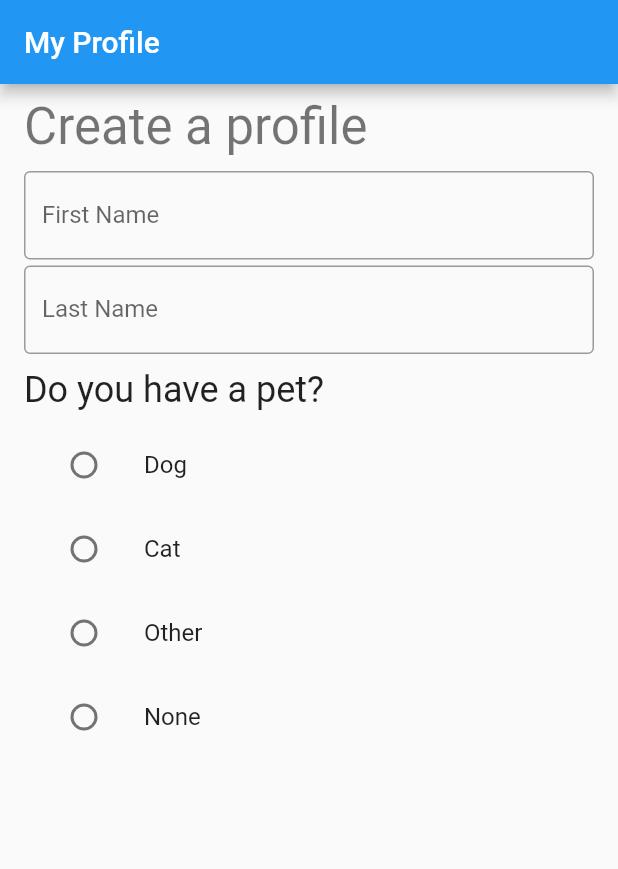
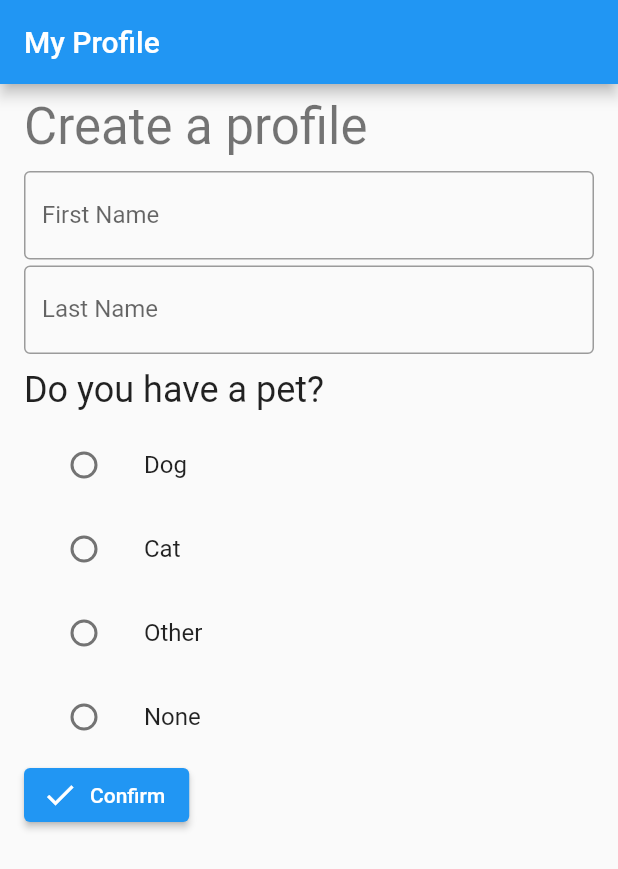
Before and after one commit to songyang-dev/vanier-mobile-interactive-widgets, a Flutter app: the screen it shows after launch, on a phone screen of 412 x 824 dp. Shown: the top 869 px of the screen. Run offline on Flutter 3.47's test engine with Material 2 defaults, Android fonts, the phone set to English and light mode, and no system bars.

```diff
--- a/lib/home/home.dart
+++ b/lib/home/home.dart
@@ -1,5 +1,6 @@
 import 'package:flutter/material.dart';
 
+import '../services/profile_info.dart';
 import 'name.dart';
 import 'pet.dart';
 
@@ -10,23 +11,17 @@ class HomeScreen extends StatelessWidget {
   Widget build(BuildContext context) {
     return Scaffold(
       appBar: AppBar(title: const Text('My Profile')),
-      body: const PersonalForm(),
+      body: PersonalForm(),
     );
   }
 }
 
-class PersonalForm extends StatefulWidget {
-  const PersonalForm({
+class PersonalForm extends StatelessWidget {
+  PersonalForm({
     super.key,
   });
 
-  @override
-  State<PersonalForm> createState() => _PersonalFormState();
-}
-
-class _PersonalFormState extends State<PersonalForm> {
-  final _firstNameController = TextEditingController();
-  final _lastNameController = TextEditingController();
+  final profileInfo = ProfileInfo();
 
   @override
   Widget build(BuildContext context) {
@@ -46,9 +41,7 @@ class _PersonalFormState extends State<PersonalForm> {
                     style: Theme.of(context).textTheme.headlineMedium,
                   ),
                 ),
-                NameFields(
-                    firstNameController: _firstNameController,
-                    lastNameController: _lastNameController),
+                NameFields(profileInfo: profileInfo),
                 Padding(
                   padding: const EdgeInsets.symmetric(vertical: 8.0),
                   child: Text(
@@ -56,7 +49,19 @@ class _PersonalFormState extends State<PersonalForm> {
                     style: Theme.of(context).textTheme.headlineSmall,
                   ),
                 ),
-                const PetChoices(),
+                PetChoices(
+                  profileInfo: profileInfo,
+                ),
+                ElevatedButton.icon(
+                  onPressed: () {
+                    // check if the profile info is properly received
+                    debugPrint(profileInfo.firstName);
+                    debugPrint(profileInfo.lastName);
+                    debugPrint(profileInfo.pet?.name);
+                  },
+                  icon: const Icon(Icons.check),
+                  label: const Text("Confirm"),
+                )
               ],
             ),
           ],
--- a/lib/home/name.dart
+++ b/lib/home/name.dart
@@ -1,16 +1,29 @@
 import 'package:flutter/material.dart';
+
+import '../services/profile_info.dart';
 import '../shared/shared.dart';
 
-class NameFields extends StatelessWidget {
+class NameFields extends StatefulWidget {
   const NameFields({
     super.key,
-    required TextEditingController firstNameController,
-    required TextEditingController lastNameController,
-  })  : _firstNameController = firstNameController,
-        _lastNameController = lastNameController;
+    required this.profileInfo,
+  });
 
-  final TextEditingController _firstNameController;
-  final TextEditingController _lastNameController;
+  final ProfileInfo profileInfo;
+
+  @override
+  State<NameFields> createState() => _NameFieldsState();
+}
+
+class _NameFieldsState extends State<NameFields> {
+  final TextEditingController _firstNameController = TextEditingController();
+  final TextEditingController _lastNameController = TextEditingController();
+
+  void _submitData() {
+    widget.profileInfo.firstName = _firstNameController.text;
+    widget.profileInfo.lastName = _lastNameController.text;
+    debugPrint("In submit data!");
+  }
 
   @override
   Widget build(BuildContext context) {
@@ -19,14 +32,25 @@ class NameFields extends StatelessWidget {
         Padding(
           padding: const EdgeInsets.symmetric(vertical: 2.0),
           child: ShortTextField(
-              textController: _firstNameController, label: "First Name"),
+              textController: _firstNameController,
+              label: "First Name",
+              onSubmitted: _submitData),
         ),
         Padding(
           padding: const EdgeInsets.symmetric(vertical: 2.0),
           child: ShortTextField(
-              textController: _lastNameController, label: "Last Name"),
+              textController: _lastNameController,
+              label: "Last Name",
+              onSubmitted: _submitData),
         ),
       ],
     );
   }
+
+  @override
+  void dispose() {
+    _firstNameController.dispose();
+    _lastNameController.dispose();
+    super.dispose();
+  }
 }
--- a/lib/home/pet.dart
+++ b/lib/home/pet.dart
@@ -1,9 +1,12 @@
 import 'package:flutter/material.dart';
 
-enum Pets { dog, cat, other, none }
+import '../services/pets.dart';
+import '../services/profile_info.dart';
 
 class PetChoices extends StatefulWidget {
-  const PetChoices({super.key});
+  const PetChoices({super.key, required this.profileInfo});
+
+  final ProfileInfo profileInfo;
 
   @override
   State<PetChoices> createState() => _PetChoicesState();
@@ -24,6 +27,7 @@ class _PetChoicesState extends State<PetChoices> {
             onChanged: (Pets? value) {
               setState(() {
                 _selectedPet = value;
+                widget.profileInfo.pet = value!;
               });
             },
           ),
@@ -36,6 +40,7 @@ class _PetChoicesState extends State<PetChoices> {
             onChanged: (Pets? value) {
               setState(() {
                 _selectedPet = value;
+                widget.profileInfo.pet = value!;
               });
             },
           ),
@@ -48,6 +53,7 @@ class _PetChoicesState extends State<PetChoices> {
             onChanged: (Pets? value) {
               setState(() {
                 _selectedPet = value;
+                widget.profileInfo.pet = value!;
               });
             },
           ),
@@ -60,6 +66,7 @@ class _PetChoicesState extends State<PetChoices> {
             onChanged: (Pets? value) {
               setState(() {
                 _selectedPet = value;
+                widget.profileInfo.pet = value!;
               });
             },
           ),
--- /dev/null
+++ b/lib/services/pets.dart
@@ -0,0 +1 @@
+enum Pets { dog, cat, other, none }
--- /dev/null
+++ b/lib/services/profile_info.dart
@@ -0,0 +1,13 @@
+import 'pets.dart';
+
+class ProfileInfo {
+  String firstName;
+  String lastName;
+  Pets? pet;
+
+  ProfileInfo({
+    this.firstName = '',
+    this.lastName = '',
+    this.pet,
+  });
+}
--- a/lib/shared/short_text_field.dart
+++ b/lib/shared/short_text_field.dart
@@ -5,15 +5,19 @@ class ShortTextField extends StatelessWidget {
     super.key,
     required this.textController,
     required this.label,
+    required this.onSubmitted,
   });
 
   final TextEditingController textController;
   final String label;
+  final void Function() onSubmitted;
 
   @override
   Widget build(BuildContext context) {
     return TextField(
       controller: textController,
+      onSubmitted: (value) => onSubmitted(),
+      onChanged: (value) => onSubmitted(),
       decoration: InputDecoration(
         border: const OutlineInputBorder(),
         labelText: label,
```
